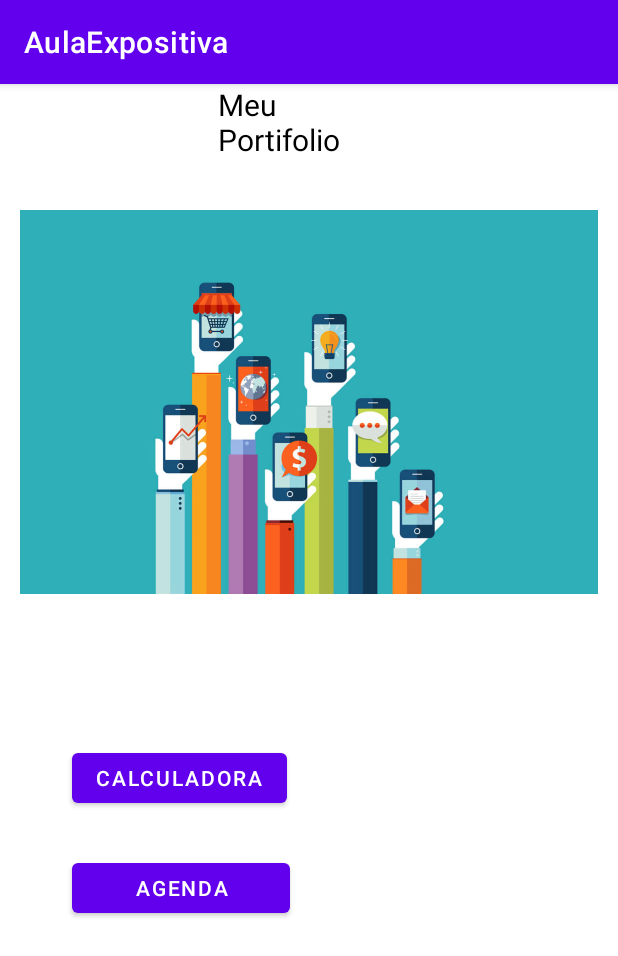
After one commit to BavarescoRicardo/AulaExpositivaSenai, an Android app: the PrincipalActivity screen opened directly, with no data from a screen before it, on a phone screen of 412 x 824 dp. The commit adds this screen. Shown: the top 956 px of the screen. Run offline under Robolectric (Android 15) with nearby library versions, the phone set to English and light mode, and no system bars.

Commit message:
Criada Tela inicial portifolio adicionadas operacoes calculadora

```diff
--- /dev/null
+++ b/app/src/main/java/com/example/aulaexpositiva/PrincipalActivity.java
@@ -0,0 +1,24 @@
+package com.example.aulaexpositiva;
+
+import androidx.appcompat.app.AppCompatActivity;
+
+import android.content.Intent;
+import android.os.Bundle;
+import android.view.View;
+import android.widget.TextView;
+
+public class PrincipalActivity extends AppCompatActivity {
+
+    @Override
+    protected void onCreate(Bundle savedInstanceState) {
+        super.onCreate(savedInstanceState);
+        setContentView(R.layout.activity_principal);
+    }
+
+    public void abrirTelaCalculadora(View v){
+        Intent telaCalculadora = new Intent(this, MainActivity.class);
+        startActivity(telaCalculadora);
+    }
+
+
+}
--- /dev/null
+++ b/app/src/main/res/layout/activity_principal.xml
@@ -0,0 +1,55 @@
+<?xml version="1.0" encoding="utf-8"?>
+<androidx.constraintlayout.widget.ConstraintLayout xmlns:android="http://schemas.android.com/apk/res/android"
+    xmlns:app="http://schemas.android.com/apk/res-auto"
+    xmlns:tools="http://schemas.android.com/tools"
+    android:layout_width="match_parent"
+    android:layout_height="match_parent"
+    tools:context=".PrincipalActivity">
+
+    <Button
+        android:id="@+id/btnCalc"
+        android:layout_width="wrap_content"
+        android:layout_height="45dp"
+        android:layout_marginStart="48dp"
+        android:layout_marginTop="100dp"
+        android:onClick="abrirTelaCalculadora"
+        android:text="Calculadora"
+        app:layout_constraintStart_toStartOf="parent"
+        app:layout_constraintTop_toBottomOf="@+id/imageView" />
+
+    <Button
+        android:id="@+id/button2"
+        android:layout_width="145dp"
+        android:layout_height="45dp"
+        android:layout_marginStart="48dp"
+        android:layout_marginTop="28dp"
+        android:text="Agenda"
+        app:layout_constraintStart_toStartOf="parent"
+        app:layout_constraintTop_toBottomOf="@+id/btnCalc" />
+
+    <ImageView
+        android:id="@+id/imageView"
+        android:layout_width="400dp"
+        android:layout_height="256dp"
+        android:layout_marginTop="20dp"
+        android:rotation="0"
+        android:rotationX="0"
+        android:rotationY="0"
+        android:textAlignment="center"
+        app:layout_constraintEnd_toEndOf="parent"
+        app:layout_constraintStart_toStartOf="parent"
+        app:layout_constraintTop_toBottomOf="@+id/textView4"
+        app:srcCompat="@drawable/dispsmovs_1160x770"
+        tools:srcCompat="@drawable/dispsmovs_1160x770" />
+
+    <TextView
+        android:id="@+id/textView4"
+        android:layout_width="121dp"
+        android:layout_height="64dp"
+        android:text="Meu Portifolio"
+        android:textColor="@color/black"
+        android:textSize="20sp"
+        app:layout_constraintEnd_toEndOf="parent"
+        app:layout_constraintStart_toStartOf="parent"
+        app:layout_constraintTop_toTopOf="parent" />
+</androidx.constraintlayout.widget.ConstraintLayout>
```
Also changed, not shown: app/src/main/AndroidManifest.xml (+9 -0 lines), app/src/main/java/com/example/aulaexpositiva/MainActivity.java (+42 -1 lines), app/src/main/res/layout/activity_main.xml (+50 -23 lines), app/src/main/res/drawable/dispsmovs_1160x770.jpg (added).
